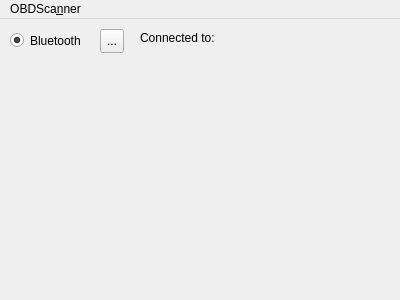
Qt form obdscanner.ui (miiiiichal/OBDScanner) before a commit.
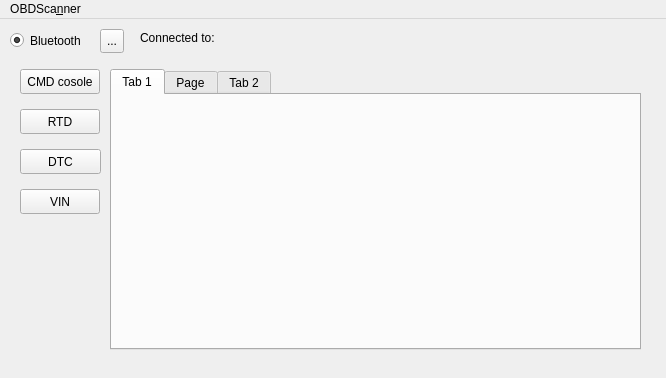
The same form after that commit.

```diff
--- a/obdscanner.ui
+++ b/obdscanner.ui
@@ -6,8 +6,8 @@
    <rect>
     <x>0</x>
     <y>0</y>
-    <width>400</width>
-    <height>300</height>
+    <width>666</width>
+    <height>378</height>
    </rect>
   </property>
   <property name="windowTitle">
@@ -69,13 +69,93 @@
      <string/>
     </property>
    </widget>
+   <widget class="QPushButton" name="pushButton">
+    <property name="geometry">
+     <rect>
+      <x>20</x>
+      <y>50</y>
+      <width>80</width>
+      <height>25</height>
+     </rect>
+    </property>
+    <property name="text">
+     <string>CMD cosole</string>
+    </property>
+   </widget>
+   <widget class="QPushButton" name="pushButton_2">
+    <property name="geometry">
+     <rect>
+      <x>20</x>
+      <y>90</y>
+      <width>80</width>
+      <height>25</height>
+     </rect>
+    </property>
+    <property name="text">
+     <string>RTD</string>
+    </property>
+   </widget>
+   <widget class="QPushButton" name="pushButton_3">
+    <property name="geometry">
+     <rect>
+      <x>20</x>
+      <y>130</y>
+      <width>81</width>
+      <height>25</height>
+     </rect>
+    </property>
+    <property name="text">
+     <string>DTC</string>
+    </property>
+   </widget>
+   <widget class="QPushButton" name="pushButton_4">
+    <property name="geometry">
+     <rect>
+      <x>20</x>
+      <y>170</y>
+      <width>80</width>
+      <height>25</height>
+     </rect>
+    </property>
+    <property name="text">
+     <string>VIN</string>
+    </property>
+   </widget>
+   <widget class="QTabWidget" name="tabWidget">
+    <property name="geometry">
+     <rect>
+      <x>110</x>
+      <y>50</y>
+      <width>531</width>
+      <height>281</height>
+     </rect>
+    </property>
+    <property name="currentIndex">
+     <number>0</number>
+    </property>
+    <widget class="QWidget" name="tab">
+     <attribute name="title">
+      <string>Tab 1</string>
+     </attribute>
+    </widget>
+    <widget class="QWidget" name="tab_3">
+     <attribute name="title">
+      <string>Page</string>
+     </attribute>
+    </widget>
+    <widget class="QWidget" name="tab_2">
+     <attribute name="title">
+      <string>Tab 2</string>
+     </attribute>
+    </widget>
+   </widget>
   </widget>
   <widget class="QMenuBar" name="menuBar">
    <property name="geometry">
     <rect>
      <x>0</x>
      <y>0</y>
-     <width>400</width>
+     <width>666</width>
      <height>22</height>
     </rect>
    </property>
```
